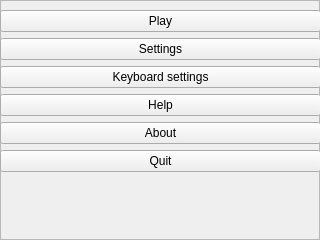
Before: the Qt Designer form mainMenuFrame.ui in rochford/cutefootball, drawn with Qt 5.
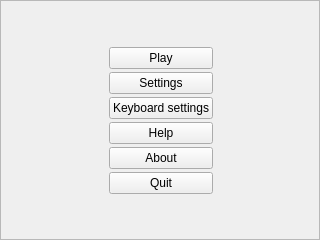
After: the same form once the commit is applied.

What changed in the file:
```diff
--- a/mainMenuFrame.ui
+++ b/mainMenuFrame.ui
@@ -26,11 +26,16 @@
    <property name="geometry">
     <rect>
      <x>0</x>
-     <y>10</y>
+     <y>0</y>
      <width>321</width>
-     <height>211</height>
+     <height>241</height>
     </rect>
    </property>
+   <layout class="QGridLayout" name="gridLayout">
+    <property name="spacing">
+     <number>3</number>
+    </property>
+    <item row="1" column="1">
    <layout class="QVBoxLayout" name="verticalLayout">
     <item>
      <widget class="QPushButton" name="m_newGameBtn">
@@ -74,7 +79,35 @@
       </property>
      </widget>
     </item>
-    <item>
+     </layout>
+    </item>
+    <item row="1" column="0">
+     <spacer name="horizontalSpacer">
+      <property name="orientation">
+       <enum>Qt::Horizontal</enum>
+      </property>
+      <property name="sizeHint" stdset="0">
+       <size>
+        <width>40</width>
+        <height>20</height>
+       </size>
+      </property>
+     </spacer>
+    </item>
+    <item row="1" column="2">
+     <spacer name="horizontalSpacer_2">
+      <property name="orientation">
+       <enum>Qt::Horizontal</enum>
+      </property>
+      <property name="sizeHint" stdset="0">
+       <size>
+        <width>40</width>
+        <height>20</height>
+       </size>
+      </property>
+     </spacer>
+    </item>
+    <item row="0" column="1">
      <spacer name="verticalSpacer">
       <property name="orientation">
        <enum>Qt::Vertical</enum>
@@ -87,6 +120,19 @@
       </property>
      </spacer>
     </item>
+    <item row="2" column="0">
+     <spacer name="verticalSpacer_2">
+      <property name="orientation">
+       <enum>Qt::Vertical</enum>
+      </property>
+      <property name="sizeHint" stdset="0">
+       <size>
+        <width>20</width>
+        <height>40</height>
+       </size>
+      </property>
+     </spacer>
+    </item>
    </layout>
   </widget>
   <action name="actionNewGame">
```
Left out of the diff: 2 changed lines with no effect on the pictures. Lines whose indentation alone changed are shown as unchanged.
